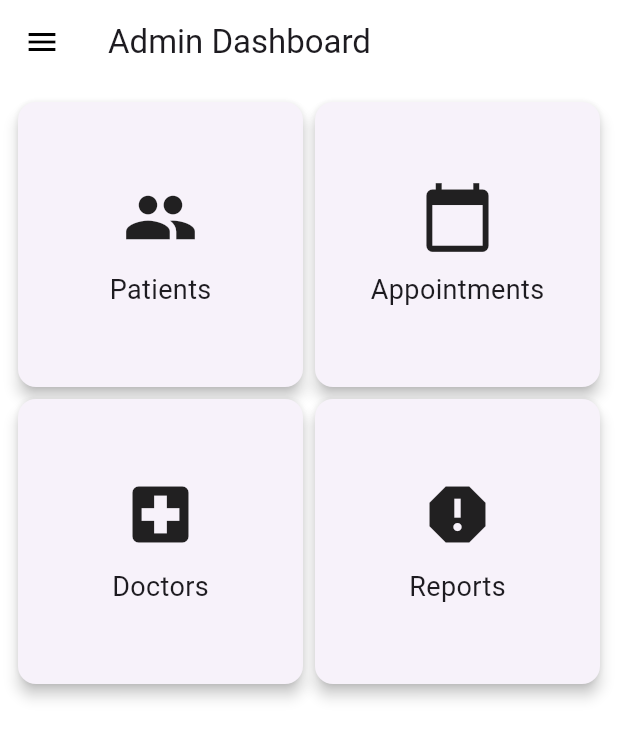
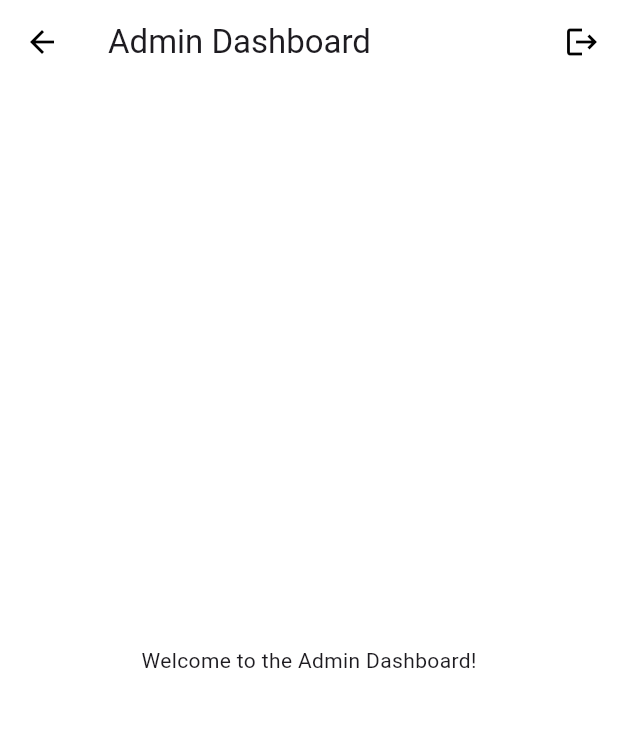
Before and after one commit to SadeeshaPerera/smart_healthcare_system, a Flutter app: the AdminDashboard screen opened directly, on a phone screen of 412 x 824 dp. Shown: the top 739 px of the screen. Run offline on Flutter 3.47's test engine with Material 3 defaults, Android fonts, the phone set to English and light mode, and no system bars; our stand-ins replace cloud_firestore, firebase_auth, firebase_core; missing offline and left inert: firebase_ui_auth, firebase_ui_oauth_google; accounts and stored records are empty.

Commit message:
feat: Implement basic admin auth

```diff
--- a/lib/admin/admin_dashboard.dart
+++ b/lib/admin/admin_dashboard.dart
@@ -1,91 +1,34 @@
 import 'package:flutter/material.dart';
+import 'package:firebase_auth/firebase_auth.dart';
 
-class AdminDashboard extends StatefulWidget {
-  const AdminDashboard({super.key});
-
-  @override
-  _AdminDashboardState createState() => _AdminDashboardState();
-}
-
-class _AdminDashboardState extends State<AdminDashboard> {
+class AdminDashboard extends StatelessWidget {
   @override
   Widget build(BuildContext context) {
     return Scaffold(
       appBar: AppBar(
-        title: const Text('Admin Dashboard'),
+        title: Text('Admin Dashboard'),
+        actions: [
+          IconButton(
+            icon: Icon(Icons.logout),
+            onPressed: () => _signOut(context),
+          ),
+        ],
       ),
-      drawer: Drawer(
-        child: ListView(
-          padding: EdgeInsets.zero,
-          children: <Widget>[
-            const DrawerHeader(
-              child: Text('Menu'),
-              decoration: BoxDecoration(
-                color: Colors.blue,
-              ),
-            ),
-            ListTile(
-              title: Text('Patients'),
-              onTap: () {
-                // Navigate to Patients section
-              },
-            ),
-            ListTile(
-              title: Text('Appointments'),
-              onTap: () {
-                // Navigate to Appointments section
-              },
-            ),
-            ListTile(
-              title: Text('Doctors'),
-              onTap: () {
-                // Navigate to Doctors section
-              },
-            ),
-          ],
-        ),
-      ),
-      body: Padding(
-        padding: const EdgeInsets.all(8.0),
-        child: GridView.count(
-          crossAxisCount: 2,
-          children: <Widget>[
-            DashboardCard(title: 'Patients', icon: Icons.people),
-            DashboardCard(title: 'Appointments', icon: Icons.calendar_today),
-            DashboardCard(title: 'Doctors', icon: Icons.local_hospital),
-            DashboardCard(title: 'Reports', icon: Icons.report),
-          ],
-        ),
+      body: Center(
+        child: Text('Welcome to the Admin Dashboard!'),
       ),
     );
   }
-}
 
-class DashboardCard extends StatelessWidget {
-  final String title;
-  final IconData icon;
-
-  DashboardCard({required this.title, required this.icon});
-
-  @override
-  Widget build(BuildContext context) {
-    return Card(
-      elevation: 4,
-      child: InkWell(
-        onTap: () {
-          // Handle card tap
-        },
-        child: Center(
-          child: Column(
-            mainAxisSize: MainAxisSize.min,
-            children: <Widget>[
-              Icon(icon, size: 50),
-              SizedBox(height: 10),
-              Text(title, style: TextStyle(fontSize: 18)),
-            ],
-          ),
-        ),
-      ),
-    );
+  Future<void> _signOut(BuildContext context) async {
+    try {
+      await FirebaseAuth.instance.signOut();
+      Navigator.pushReplacementNamed(context, '/admin_login');
+    } catch (e) {
+      print('Error signing out: $e');
+      ScaffoldMessenger.of(context).showSnackBar(
+        SnackBar(content: Text('Sign out failed. Please try again.')),
+      );
+    }
   }
 }
--- a/lib/auth_gate.dart
+++ b/lib/auth_gate.dart
@@ -50,11 +50,7 @@ class AuthGate extends StatelessWidget {
                   const SizedBox(height: 16),
                   TextButton(
                     onPressed: () {
-                      Navigator.push(
-                        context,
-                        MaterialPageRoute(
-                            builder: (context) => const AdminDashboard()),
-                      );
+                      Navigator.pushNamed(context, '/admin_registration');
                     },
                     child: const Text('Other User?'),
                   ),
--- a/lib/main.dart
+++ b/lib/main.dart
@@ -1,5 +1,8 @@
 import 'package:firebase_core/firebase_core.dart';
 import 'package:flutter/material.dart';
+import 'package:smart_healthcare_system/admin/admin_dashboard.dart';
+import 'package:smart_healthcare_system/admin/admin_login_page.dart';
+import 'package:smart_healthcare_system/admin/admin_register_page.dart';
 import 'package:smart_healthcare_system/firebase_options.dart';
 import 'auth_gate.dart';
 
@@ -28,7 +31,13 @@ class MyApp extends StatelessWidget {
         ),
       ),
       debugShowCheckedModeBanner: false,
-      home: const AuthGate(),
+      // initialRoute: '/',
+      routes: {
+        '/': (context) => const AuthGate(),
+        '/admin_login': (context) => AdminLoginPage(),
+        '/admin_registration': (context) => AdminRegisterPage(),
+        '/admin_dashboard': (context) => AdminDashboard(),
+      },
     );
   }
 }
--- /dev/null
+++ b/lib/model/admin_model.dart
@@ -0,0 +1,40 @@
+// admin_model.dart
+class Admin {
+  final String uid;
+  final String email;
+  final String fullName;
+  final String hospitalName;
+  final String contactNumber;
+  final String role;
+
+  Admin({
+    required this.uid,
+    required this.email,
+    required this.fullName,
+    required this.hospitalName,
+    required this.contactNumber,
+    required this.role,
+  });
+
+  Map<String, dynamic> toMap() {
+    return {
+      'uid': uid,
+      'email': email,
+      'full_name': fullName,
+      'hospital_name': hospitalName,
+      'contact_number': contactNumber,
+      'role': role,
+    };
+  }
+
+  factory Admin.fromMap(Map<String, dynamic> map) {
+    return Admin(
+      uid: map['uid'],
+      email: map['email'],
+      fullName: map['full_name'],
+      hospitalName: map['hospital_name'],
+      contactNumber: map['contact_number'],
+      role: map['role'],
+    );
+  }
+}
--- a/pubspec.yaml
+++ b/pubspec.yaml
@@ -39,6 +39,7 @@ dependencies:
   firebase_ui_auth: ^1.15.0
   google_sign_in: ^6.2.1
   firebase_ui_oauth_google: ^1.3.3
+  cloud_firestore: ^5.4.4
 
 dev_dependencies:
   flutter_test:
```
Also changed, not shown: lib/admin/admin_login_page.dart (added, +96 -0 lines), lib/admin/admin_register_page.dart (added, +164 -0 lines), pubspec.lock, 3 other files.
